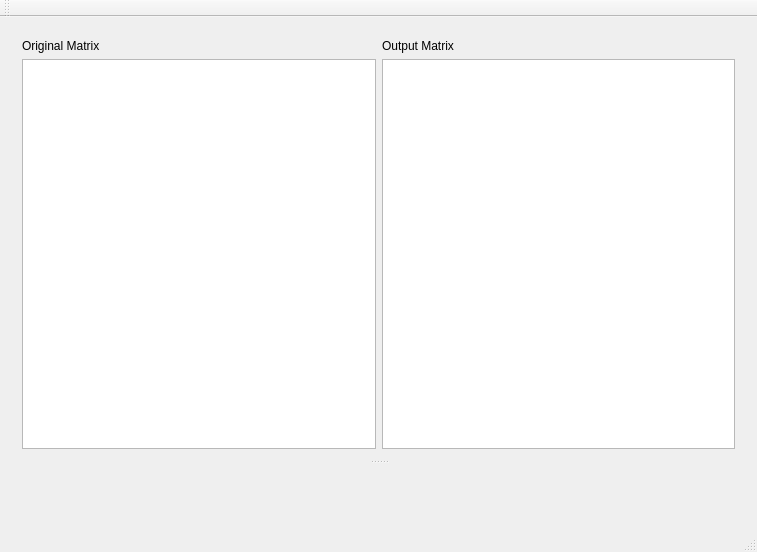
Above: TransformationWindow.ui from austinsimpson/linear-algebra before the change. Below: the same form after it.
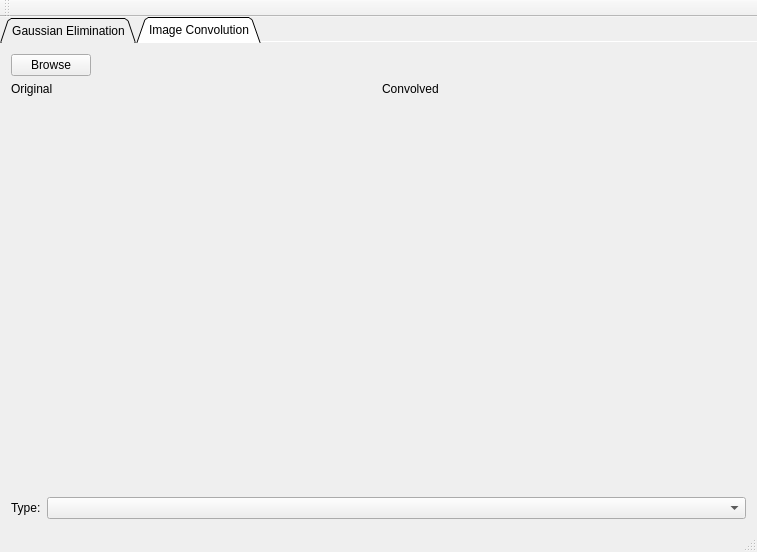
That is the form after the change. Custom widgets are drawn as their Qt base class.

Diff of the .ui file:
```diff
--- a/TransformationWindow.ui
+++ b/TransformationWindow.ui
@@ -13,46 +13,202 @@
   <property name="windowTitle">
    <string>Transformation Window</string>
   </property>
+  <property name="documentMode">
+   <bool>true</bool>
+  </property>
   <widget class="QWidget" name="centralWidget">
-   <layout class="QVBoxLayout" name="verticalLayout_3">
+   <layout class="QVBoxLayout" name="verticalLayout_4">
+    <property name="leftMargin">
+     <number>0</number>
+    </property>
+    <property name="topMargin">
+     <number>0</number>
+    </property>
+    <property name="rightMargin">
+     <number>0</number>
+    </property>
+    <property name="bottomMargin">
+     <number>0</number>
+    </property>
     <item>
-     <widget class="QSplitter" name="splitter">
-      <property name="orientation">
-       <enum>Qt::Vertical</enum>
+     <widget class="QTabWidget" name="tabWidget">
+      <property name="tabShape">
+       <enum>QTabWidget::Triangular</enum>
       </property>
-      <widget class="QWidget" name="">
-       <layout class="QHBoxLayout" name="horizontalLayout">
+      <property name="currentIndex">
+       <number>1</number>
+      </property>
+      <property name="documentMode">
+       <bool>true</bool>
+      </property>
+      <widget class="QWidget" name="tab">
+       <attribute name="title">
+        <string>Gaussian Elimination</string>
+       </attribute>
+       <layout class="QVBoxLayout" name="verticalLayout_3">
         <item>
-         <layout class="QVBoxLayout" name="verticalLayout">
+         <widget class="QSplitter" name="splitter">
+          <property name="orientation">
+           <enum>Qt::Vertical</enum>
+          </property>
+          <widget class="QWidget" name="layoutWidget">
+           <layout class="QHBoxLayout" name="horizontalLayout">
+            <item>
+             <layout class="QVBoxLayout" name="verticalLayout">
+              <item>
+               <widget class="QLabel" name="label">
+                <property name="text">
+                 <string>Original Matrix</string>
+                </property>
+               </widget>
+              </item>
+              <item>
+               <widget class="QTableView" name="_inputMatrixView"/>
+              </item>
+             </layout>
+            </item>
+            <item>
+             <layout class="QVBoxLayout" name="verticalLayout_2">
+              <item>
+               <widget class="QLabel" name="label_2">
+                <property name="text">
+                 <string>Output Matrix</string>
+                </property>
+               </widget>
+              </item>
+              <item>
+               <widget class="QTableView" name="_outputMatrixView"/>
+              </item>
+             </layout>
+            </item>
+           </layout>
+          </widget>
+          <widget class="TransformWidget" name="_transformationView" native="true"/>
+         </widget>
+        </item>
+       </layout>
+      </widget>
+      <widget class="QWidget" name="tab_2">
+       <attribute name="title">
+        <string>Image Convolution</string>
+       </attribute>
+       <layout class="QVBoxLayout" name="verticalLayout_7" stretch="1,10,0">
+        <item>
+         <layout class="QHBoxLayout" name="horizontalLayout_3">
           <item>
-           <widget class="QLabel" name="label">
+           <widget class="QPushButton" name="_browseImageButton">
             <property name="text">
-             <string>Original Matrix</string>
+             <string>Browse</string>
             </property>
            </widget>
           </item>
           <item>
-           <widget class="QTableView" name="_inputMatrixView"/>
+           <spacer name="horizontalSpacer">
+            <property name="orientation">
+             <enum>Qt::Horizontal</enum>
+            </property>
+            <property name="sizeHint" stdset="0">
+             <size>
+              <width>40</width>
+              <height>20</height>
+             </size>
+            </property>
+           </spacer>
           </item>
          </layout>
         </item>
         <item>
-         <layout class="QVBoxLayout" name="verticalLayout_2">
+         <layout class="QHBoxLayout" name="horizontalLayout_2">
           <item>
-           <widget class="QLabel" name="label_2">
+           <layout class="QVBoxLayout" name="verticalLayout_5">
+            <item>
+             <widget class="QLabel" name="label_3">
+              <property name="sizePolicy">
+               <sizepolicy hsizetype="Preferred" vsizetype="Maximum">
+                <horstretch>0</horstretch>
+                <verstretch>0</verstretch>
+               </sizepolicy>
+              </property>
+              <property name="text">
+               <string>Original</string>
+              </property>
+             </widget>
+            </item>
+            <item>
+             <widget class="QLabel" name="_originalImageDisplayLabel">
+              <property name="sizePolicy">
+               <sizepolicy hsizetype="Preferred" vsizetype="Minimum">
+                <horstretch>0</horstretch>
+                <verstretch>0</verstretch>
+               </sizepolicy>
+              </property>
+              <property name="text">
+               <string/>
+              </property>
+              <property name="scaledContents">
+               <bool>true</bool>
+              </property>
+             </widget>
+            </item>
+           </layout>
+          </item>
+          <item>
+           <layout class="QVBoxLayout" name="verticalLayout_6">
+            <item>
+             <widget class="QLabel" name="label_4">
+              <property name="sizePolicy">
+               <sizepolicy hsizetype="Preferred" vsizetype="Maximum">
+                <horstretch>0</horstretch>
+                <verstretch>0</verstretch>
+               </sizepolicy>
+              </property>
+              <property name="text">
+               <string>Convolved</string>
+              </property>
+             </widget>
+            </item>
+            <item>
+             <widget class="QLabel" name="_convolutionDisplayLabel">
+              <property name="sizePolicy">
+               <sizepolicy hsizetype="Preferred" vsizetype="Minimum">
+                <horstretch>0</horstretch>
+                <verstretch>0</verstretch>
+               </sizepolicy>
+              </property>
+              <property name="text">
+               <string/>
+              </property>
+              <property name="scaledContents">
+               <bool>true</bool>
+              </property>
+             </widget>
+            </item>
+           </layout>
+          </item>
+         </layout>
+        </item>
+        <item>
+         <layout class="QHBoxLayout" name="horizontalLayout_4">
+          <item>
+           <widget class="QLabel" name="label_5">
+            <property name="sizePolicy">
+             <sizepolicy hsizetype="Maximum" vsizetype="Preferred">
+              <horstretch>0</horstretch>
+              <verstretch>0</verstretch>
+             </sizepolicy>
+            </property>
             <property name="text">
-             <string>Output Matrix</string>
+             <string>Type:</string>
             </property>
            </widget>
           </item>
           <item>
-           <widget class="QTableView" name="_outputMatrixView"/>
+           <widget class="QComboBox" name="_selectedFilterComboBox"/>
           </item>
          </layout>
         </item>
        </layout>
       </widget>
-      <widget class="TransformWidget" name="_transformationView" native="true"/>
      </widget>
     </item>
    </layout>
```
